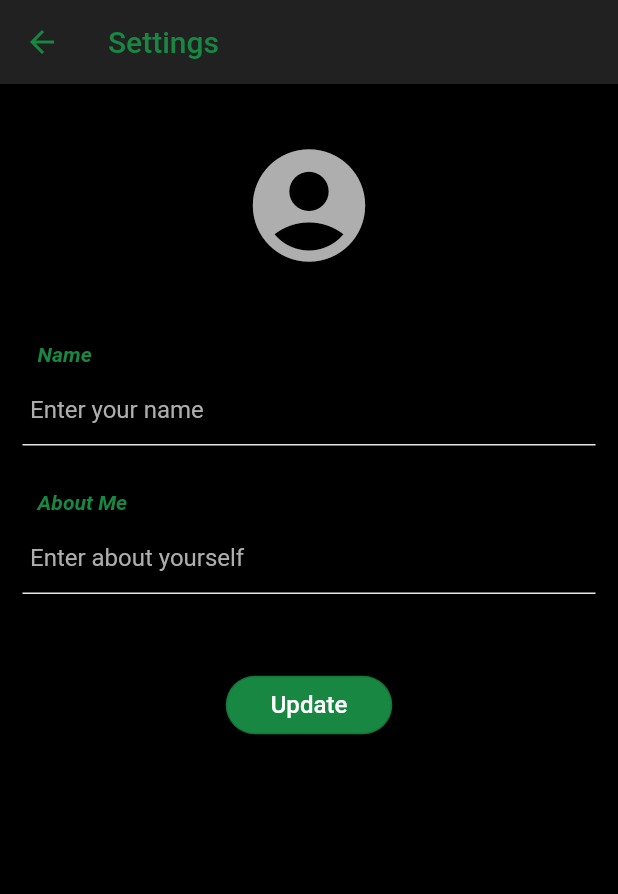
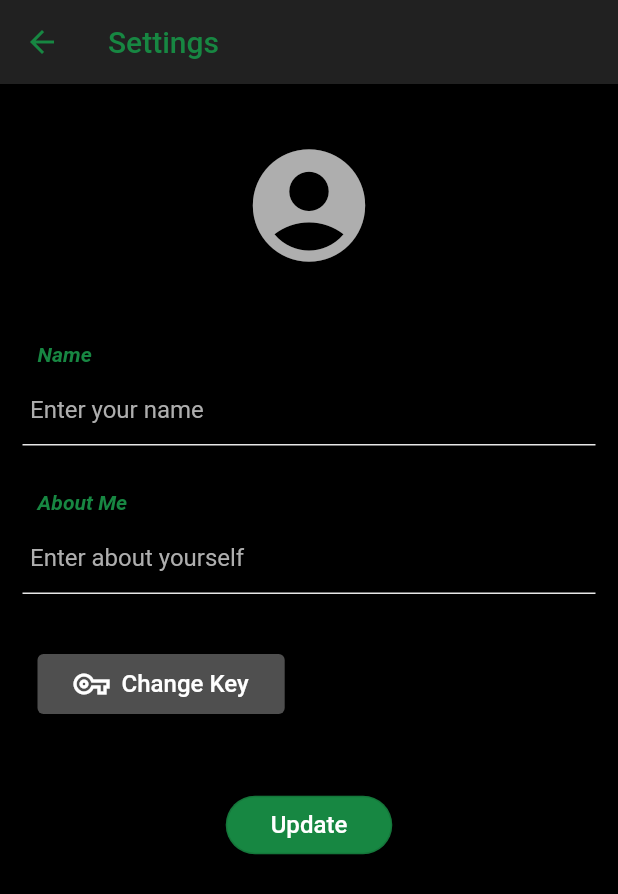
Before and after one commit to Shubham-Hadgal/Cryp-Talk-Project-Firebase, a Flutter app: the SettingsPage screen opened directly, on a phone screen of 412 x 824 dp. Shown: the top 894 px of the screen. Run offline on Flutter 3.47's test engine with Material 2 defaults, Android fonts, the phone set to English and light mode, and no system bars; our stand-ins replace cloud_firestore, firebase_auth, firebase_core, firebase_messaging, firebase_storage, flutter_local_notifications and 5 more; missing offline and left inert: encrypt; accounts and stored records are empty; network calls fail.

```diff
--- a/lib/screens/settings_page.dart
+++ b/lib/screens/settings_page.dart
@@ -13,11 +13,17 @@ import 'package:image_picker/image_picker.dart';
 // ignore: implementation_imports
 import 'package:provider/src/provider.dart';
 
+import '../utilities/change_key.dart';
+import '../utilities/encrypt_decrypt.dart';
+
 class SettingsPage extends StatelessWidget {
   const SettingsPage({Key? key}) : super(key: key);
 
   @override
   Widget build(BuildContext context) {
+
+    EncryptionDecryption.loadKey();
+
     return Scaffold(
       backgroundColor: isWhite ? Colors.white: Colors.black,
       appBar: AppBar(
@@ -175,6 +181,8 @@ class _SettingsPageStateState extends State<SettingsPageState> {
 
   @override
   Widget build(BuildContext context) {
+    double width = MediaQuery.of(context).size.width;
+
     return Stack(
       children: [
         SingleChildScrollView(
@@ -301,6 +309,38 @@ class _SettingsPageStateState extends State<SettingsPageState> {
                       focusNode: focusNodeAboutMe,
                     ),
                   ),
+                  Container(
+                    padding: EdgeInsets.only(top: 40.0, left: 10.0),
+                    child: SizedBox(
+                      height: 40,
+                      width: width / 2.5,
+                      child: TextButton.icon(
+                        onPressed: () {
+                          Navigator.push(
+                              context,
+                              MaterialPageRoute(
+                                builder: (context) => ChangeKey(),
+                              )
+                          );
+                        },
+                        icon: Icon(Icons.vpn_key_outlined),
+                        label: Text(
+                          'Change Key',
+                          style: TextStyle(
+                            fontSize: 16.0,
+                          ),
+                        ),
+                        style: ButtonStyle(
+                          foregroundColor: MaterialStateProperty.all<Color>(
+                            const Color(0xFFFFFFFF),
+                          ),
+                          backgroundColor: MaterialStateProperty.all<Color>(
+                            const Color(0xFF4F4F4F),
+                          ),
+                        ),
+                      ),
+                    ),
+                  ),
                   /*Container(
                     child: const Text(
                       'Phone Number',
--- a/lib/utilities/encrypt_decrypt.dart
+++ b/lib/utilities/encrypt_decrypt.dart
@@ -1,15 +1,29 @@
-import 'package:encrypt/encrypt.dart' as encrypt;
+import 'package:encrypt/encrypt.dart';
+import 'change_key.dart';
 
 class EncryptionDecryption{
-  static final key = encrypt.Key.fromLength(32);
-  static final iv = encrypt.IV.fromLength(16);
-  static final encrypter = encrypt.Encrypter(encrypt.AES(key));
+  static Encrypted? encrypted ;
+  static var decrypted = '';
 
-  static encryptMessage(String plainMessageText){
-    final encrypted=encrypter.encrypt(plainMessageText,iv: iv);
-    return encrypted.base64;
+  static String _secretKey = '';
+
+  static loadKey() {
+    _secretKey = Keys.getKey();
   }
-  static decryptMessage(encryptedMessageText){
-    return encrypter.decrypt(encryptedMessageText,iv:iv);
+
+  static encryptAES(plainText){
+    final key = Key.fromUtf8(_secretKey);
+    var iv = IV.fromLength(16);
+    final encrypter = Encrypter(AES(key));
+    encrypted = encrypter.encrypt(plainText, iv: iv);
+    return encrypted!.base64;
+  }
+
+  static decryptAES(encryptedText){
+    final key = Key.fromUtf8(_secretKey);
+    var iv = IV.fromLength(16);
+    final encrypter = Encrypter(AES(key));
+    decrypted = encrypter.decrypt(encryptedText,iv:iv);
+    return decrypted;
   }
 }
--- a/lib/utilities/utilities.dart
+++ b/lib/utilities/utilities.dart
@@ -2,11 +2,7 @@ import 'package:flutter/material.dart';
 
 class Utilities {
   static bool isKeyboardShowing() {
-    if(WidgetsBinding.instance != null) {
-      return WidgetsBinding.instance!.window.viewInsets.bottom > 0;
-    } else {
-      return false;
-    }
+    return WidgetsBinding.instance.window.viewInsets.bottom > 0;
   }
 
   static closeKeyboard(BuildContext context) {
```
Also changed, not shown: lib/screens/chat_page.dart (+16 -15 lines), lib/screens/home_page.dart (+9 -4 lines), lib/utilities/change_key.dart (added, +216 -0 lines), pubspec.lock.
